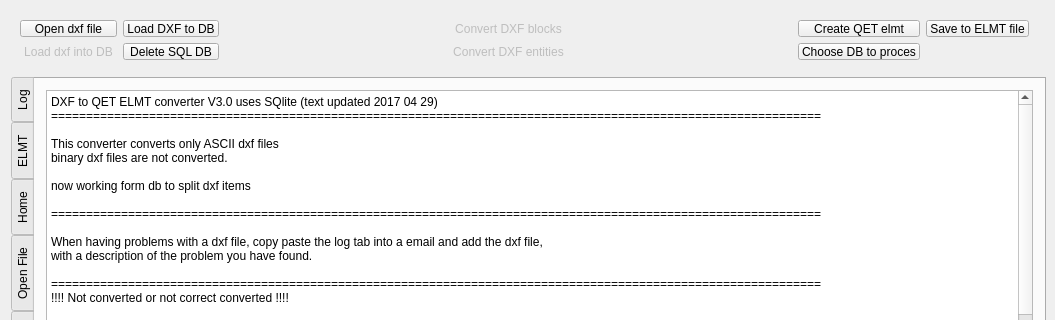
rdsivd/DXFtoQET, file dxftoqet3db.ui: the form before one commit; both pictures show x 0 to 1055 and y 0 to 320 of the 1055 by 724 pixel window.
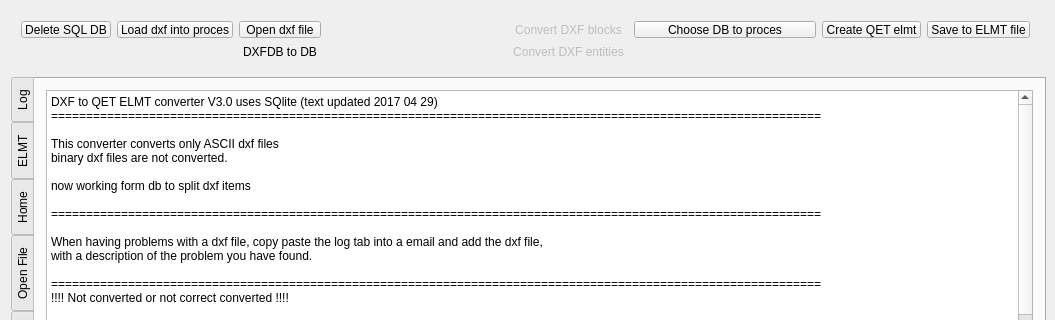
The form after the commit.

Commit message: minir update dxftoqet

What changed in the file:
```diff
--- a/dxftoqet3db.ui
+++ b/dxftoqet3db.ui
@@ -501,60 +501,34 @@
   <widget class="QWidget" name="layoutWidget">
    <property name="geometry">
     <rect>
-     <x>9</x>
-     <y>9</y>
+     <x>10</x>
+     <y>10</y>
      <width>1031</width>
-     <height>62</height>
+     <height>61</height>
     </rect>
    </property>
    <layout class="QGridLayout" name="gridLayout">
+    <item row="0" column="7">
+     <widget class="QPushButton" name="SavetoELMT">
+      <property name="text">
+       <string>Save to ELMT file</string>
+      </property>
+     </widget>
+    </item>
+    <item row="0" column="4">
+     <widget class="QPushButton" name="Convert_dxf_blocks">
+      <property name="enabled">
+       <bool>false</bool>
+      </property>
+      <property name="text">
+       <string>Convert DXF blocks</string>
+      </property>
+      <property name="flat">
+       <bool>true</bool>
+      </property>
+     </widget>
+    </item>
     <item row="1" column="4">
-     <spacer name="horizontalSpacer_4">
-      <property name="orientation">
-       <enum>Qt::Horizontal</enum>
-      </property>
-      <property name="sizeHint" stdset="0">
-       <size>
-        <width>40</width>
-        <height>20</height>
-       </size>
-      </property>
-     </spacer>
-    </item>
-    <item row="0" column="0">
-     <widget class="QPushButton" name="OpenFile">
-      <property name="text">
-       <string>Open dxf file</string>
-      </property>
-     </widget>
-    </item>
-    <item row="1" column="2">
-     <spacer name="horizontalSpacer_3">
-      <property name="orientation">
-       <enum>Qt::Horizontal</enum>
-      </property>
-      <property name="sizeHint" stdset="0">
-       <size>
-        <width>40</width>
-        <height>20</height>
-       </size>
-      </property>
-     </spacer>
-    </item>
-    <item row="1" column="0">
-     <widget class="QPushButton" name="Load_dxf_into_tables">
-      <property name="enabled">
-       <bool>false</bool>
-      </property>
-      <property name="text">
-       <string>Load dxf into DB</string>
-      </property>
-      <property name="flat">
-       <bool>true</bool>
-      </property>
-     </widget>
-    </item>
-    <item row="1" column="3">
      <widget class="QPushButton" name="Convert_dxf_entities">
       <property name="enabled">
        <bool>false</bool>
@@ -568,46 +542,72 @@
      </widget>
     </item>
     <item row="0" column="6">
-     <widget class="QPushButton" name="SavetoELMT">
-      <property name="text">
-       <string>Save to ELMT file</string>
-      </property>
-     </widget>
-    </item>
-    <item row="1" column="1">
-     <widget class="QPushButton" name="Delete_DB">
-      <property name="text">
-       <string>Delete SQL DB</string>
-      </property>
-     </widget>
-    </item>
-    <item row="0" column="5">
      <widget class="QPushButton" name="Create_QET_ELMT">
       <property name="text">
        <string>Create QET elmt</string>
       </property>
      </widget>
     </item>
-    <item row="0" column="3">
-     <widget class="QPushButton" name="Convert_dxf_blocks">
-      <property name="enabled">
-       <bool>false</bool>
+    <item row="1" column="5">
+     <spacer name="horizontalSpacer_4">
+      <property name="orientation">
+       <enum>Qt::Horizontal</enum>
       </property>
+      <property name="sizeHint" stdset="0">
+       <size>
+        <width>40</width>
+        <height>20</height>
+       </size>
+      </property>
+     </spacer>
+    </item>
+    <item row="1" column="3">
+     <spacer name="horizontalSpacer_3">
+      <property name="orientation">
+       <enum>Qt::Horizontal</enum>
+      </property>
+      <property name="sizeHint" stdset="0">
+       <size>
+        <width>40</width>
+        <height>20</height>
+       </size>
+      </property>
+     </spacer>
+    </item>
+    <item row="0" column="2">
+     <widget class="QPushButton" name="OpenFile">
       <property name="text">
-       <string>Convert DXF blocks</string>
-      </property>
-      <property name="flat">
-       <bool>true</bool>
+       <string>Open dxf file</string>
       </property>
      </widget>
     </item>
     <item row="0" column="1">
+     <widget class="QPushButton" name="Load_dxf_into_tables">
+      <property name="enabled">
+       <bool>true</bool>
+      </property>
+      <property name="text">
+       <string>Load dxf into proces</string>
+      </property>
+      <property name="flat">
+       <bool>false</bool>
+      </property>
+     </widget>
+    </item>
+    <item row="0" column="0">
+     <widget class="QPushButton" name="Delete_DB">
+      <property name="text">
+       <string>Delete SQL DB</string>
+      </property>
+     </widget>
+    </item>
+    <item row="1" column="2">
      <widget class="QPushButton" name="Button_Open_DXF">
       <property name="enabled">
        <bool>true</bool>
       </property>
       <property name="text">
-       <string>Load DXF to DB</string>
+       <string>DXFDB to DB</string>
       </property>
       <property name="autoDefault">
        <bool>false</bool>
@@ -616,11 +616,11 @@
        <bool>false</bool>
       </property>
       <property name="flat">
-       <bool>false</bool>
+       <bool>true</bool>
       </property>
      </widget>
     </item>
-    <item row="1" column="5">
+    <item row="0" column="5">
      <widget class="QPushButton" name="Choose_DB">
       <property name="text">
        <string>Choose DB to proces</string>
```
The commit also changes 3 other files.
